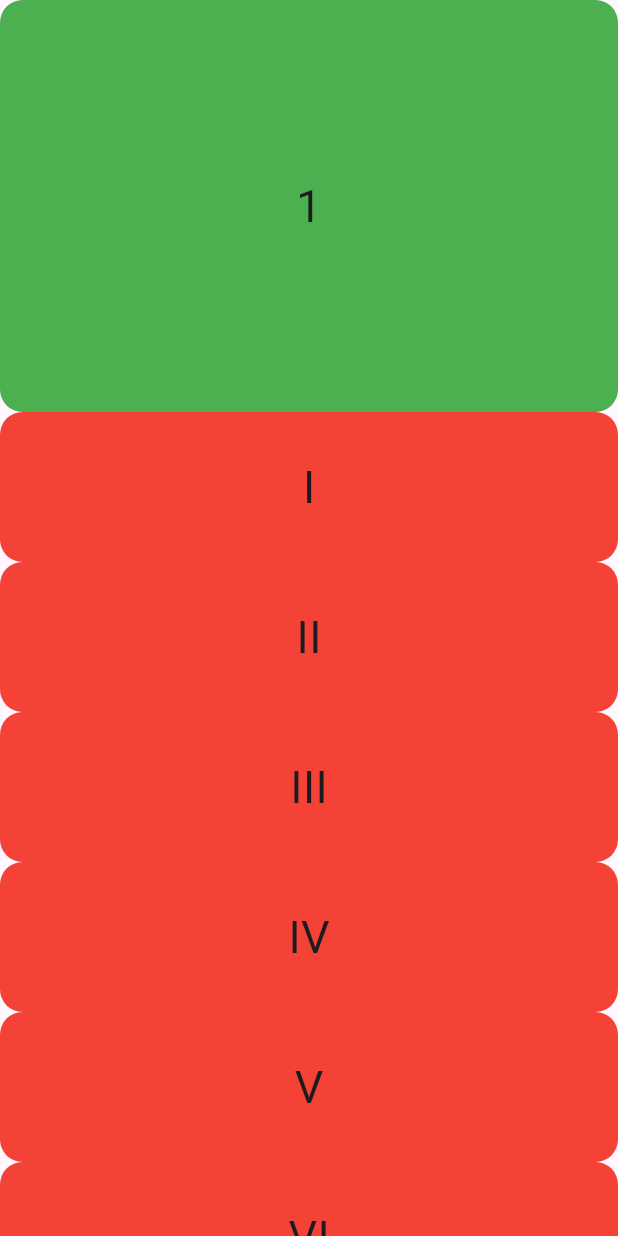
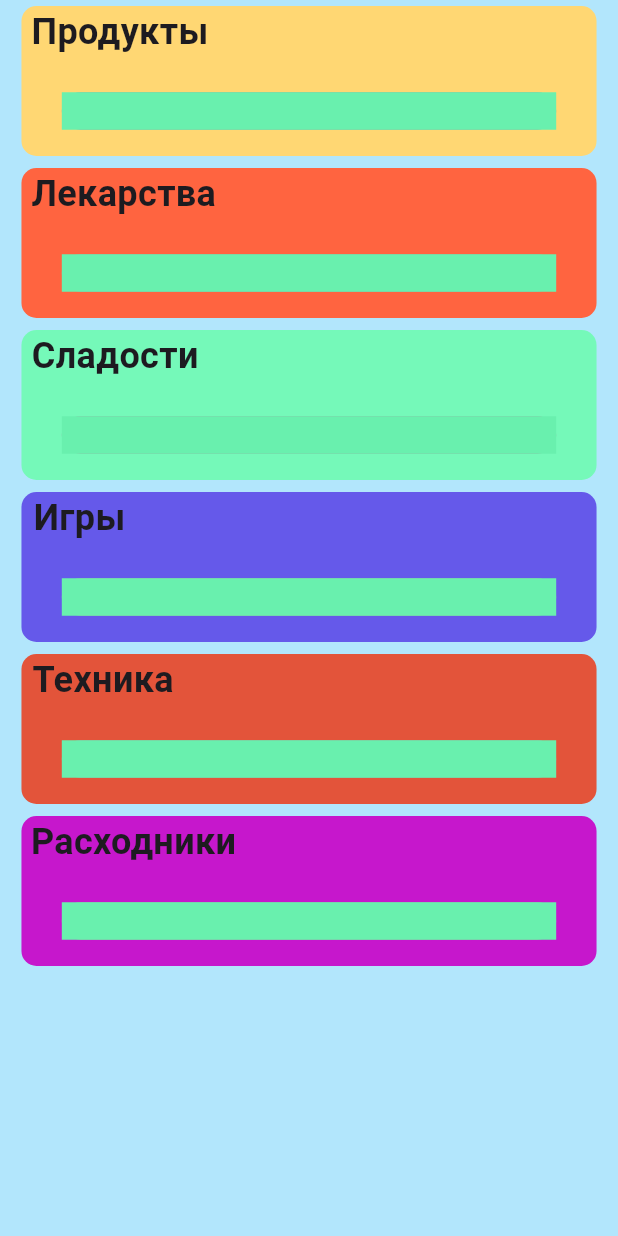
Before and after one commit to danilneg/mob, a Flutter app: the screen it shows after launch, on a phone screen of 412 x 824 dp. Run offline on Flutter 3.47's test engine with Material 3 defaults, Android fonts, the phone set to English and light mode, and no system bars; missing offline and left inert: dart:ffi.

Commit message:
third commit

```diff
--- a/lib/main.dart
+++ b/lib/main.dart
@@ -1,10 +1,5 @@
 import 'package:flutter/material.dart';
-import 'mainPage.dart';
-import 'widgets/ListH.dart';
-
-const List<String> num = <String>["1", "2", "3", "4", "5", "6", "7", "8", "9", "10"];
-const List<String> num1 = <String>["I", "II", "III", "IV", "V", "VI", "VII", "VIII", "IX", "X"];
-
+import 'package:mob/pages/HomePage.dart';
 
 void main() {
   runApp(const MyApp());
@@ -12,48 +7,12 @@ void main() {
 
 class MyApp extends StatelessWidget {
   const MyApp({super.key});
+
   @override
   Widget build(BuildContext context) {
     return MaterialApp(
-      home: Scaffold(
-        body: Column(
-          children: [
-            Expanded(flex: 10,
-                child: ListView.builder(
-              scrollDirection: Axis.horizontal,
-              itemCount: num.length,
-        itemBuilder: (BuildContext context, int index){
-          return Container(
-            width: MediaQuery.of(context).size.width,
-            decoration: BoxDecoration(
-              color: Colors.green,
-              borderRadius: BorderRadius.all(Radius.circular(15))
-            ),
-            child: Center(
-              child: Text(num[index], style: TextStyle(fontSize: 30),),
-            ),
-          );
-        })
-        ),
-            Expanded(child: ListView.builder(
-                scrollDirection: Axis.vertical,
-                itemCount: num1.length,
-                itemBuilder: (BuildContext context, int index){
-                  return Container(
-                    height: 100,
-                    decoration: BoxDecoration(
-                        color: Colors.red,
-                        borderRadius: BorderRadius.all(Radius.circular(15))
-                    ),
-                    child: Center(
-                      child: Text(num1[index], style: TextStyle(fontSize: 30),),
-                    ),
-                  );
-                }),
-            flex: 20,)
-          ],
-        ),
-      ),
+      title: 'Mob_List',
+      home: const HomePage(),
     );
   }
 }
--- a/lib/mainPage.dart
+++ /dev/null
@@ -1,14 +0,0 @@
-import 'package:flutter/material.dart';
-import 'widgets/ListH.dart';
-
-class MainPage extends StatelessWidget {
-  const MainPage({super.key});
-  @override
-  Widget build(BuildContext context) {
-    return Column(
-        children: [
-          ListH()
-        ],
-      );
-  }
-}
--- /dev/null
+++ b/lib/pages/HomePage.dart
@@ -0,0 +1,56 @@
+import 'package:flutter/material.dart';
+import 'package:mob/widgets/LimitPanel.dart';
+
+const List<String> panelText = <String>[
+  "Продукты", "Лекарства", "Сладости",
+  "Игры","Техника","Расходники"];
+const List<Color> panelColor = <Color>[
+  Color.fromARGB(255, 255, 215, 115),
+  Color.fromARGB(255, 255, 100, 64),
+  Color.fromARGB(255, 117, 249, 185),
+  Color.fromARGB(255, 101, 89, 234),
+  Color.fromARGB(255, 227, 84, 58),
+  Color.fromARGB(255, 198, 23, 204)];
+const List<String> panelPr = <String>[
+  "0.1", "0.1", "0.1",
+  "0.1","0.1","0.1"];
+
+class HomePage extends StatelessWidget {
+
+  const HomePage({super.key});
+
+
+
+
+  @override
+  Widget build(BuildContext context) {
+    return Scaffold(
+      backgroundColor: Color.fromARGB(255, 178, 230, 252),
+      body: Row(
+        children: [
+          Expanded(
+              child: Container(),
+            flex: 25,
+          ),
+          Expanded(
+            child: ListView.builder(
+              itemCount: panelText.length,
+              scrollDirection: Axis.vertical,
+              itemBuilder: (BuildContext context, int index){
+                return LimitPanel(
+                    textPanel: panelText[index],
+                colorPanel: panelColor[index],
+                prPanel: panelPr[index]);
+              },
+            ),
+            flex: 670,
+          ),
+          Expanded(
+            child: Container(),
+            flex: 25,
+          ),
+        ],
+      )
+    );
+  }
+}
--- /dev/null
+++ b/lib/widgets/LimitPanel.dart
@@ -0,0 +1,61 @@
+import 'dart:ffi';
+
+import 'package:flutter/material.dart';
+
+class LimitPanel extends StatelessWidget {
+
+  final String textPanel;
+  final Color colorPanel;
+  final String prPanel;
+
+  const LimitPanel({super.key, required this.textPanel, required this.colorPanel,
+    required this.prPanel});
+
+  @override
+  Widget build(BuildContext context) {
+    return Container(
+      width: 100,
+      height: 100,
+      margin: EdgeInsets.symmetric(vertical: 4),
+      decoration: BoxDecoration(
+        borderRadius: BorderRadius.all(Radius.circular(10)),
+        color: colorPanel,
+      ),
+      child: Column(
+        children: [
+          Expanded(
+            child: Align(
+              alignment: Alignment(-0.95, -0.95),
+              child: Text(
+                textPanel,
+                style: TextStyle(
+                  fontSize: 24,
+                  fontWeight: FontWeight.w700
+                ),
+              ),
+            ),
+            flex: 40,
+          ),
+          Expanded(
+            child: Center(
+              child: Container(
+                decoration: BoxDecoration(
+                  color: Colors.grey,
+                  borderRadius: BorderRadius.all(Radius.circular(25))
+                ),
+                width: MediaQuery.of(context).size.width*0.8,
+                height: 25,
+                child: Container(
+                  color: Colors.greenAccent,
+                  height: 25,
+                  width: (MediaQuery.of(context).size.width*0.8)*(10/100),
+                ),
+              ),
+            ),
+            flex: 60,
+          )
+        ],
+      ),
+    );
+  }
+}
--- a/lib/widgets/ListH.dart
+++ /dev/null
@@ -1,19 +0,0 @@
-import 'package:flutter/material.dart';
-
-const List<String> num = <String>["1", "2", "3", "4", "5", "6", "7", "8", "9", "10"];
-
-class ListH extends StatelessWidget {
-  const ListH({super.key});
-  @override
-  Widget build(BuildContext context) {
-    return ListView.builder(
-        padding: const EdgeInsets.all(8),
-        itemCount: num.length,
-        itemBuilder: (BuildContext context, int index) {
-          return Directionality(
-              textDirection: TextDirection.ltr,
-              child: Text(num[index]));
-        },
-    );
-  }
-}
```
